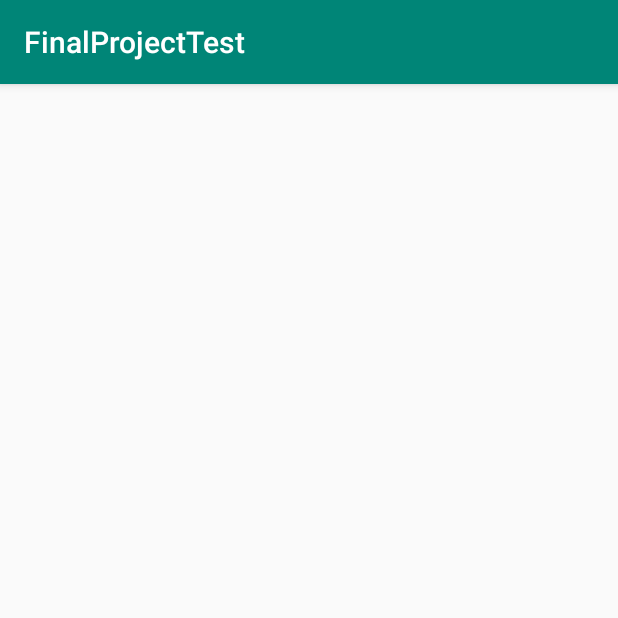
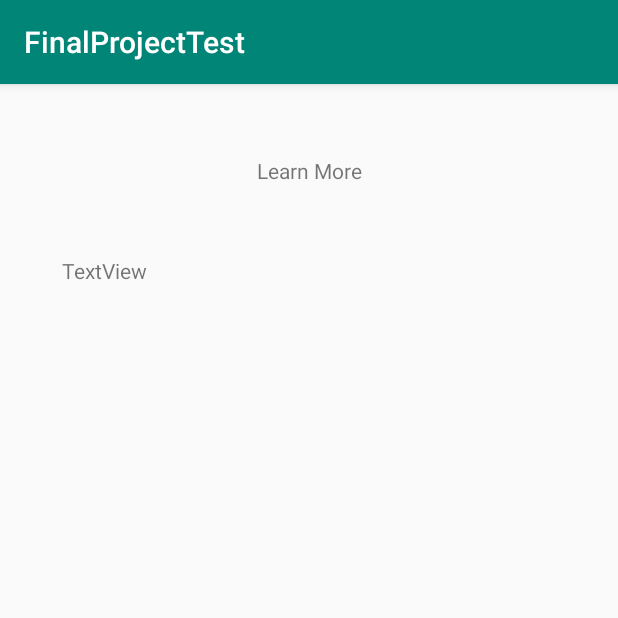
Before and after one commit to jacobv25/FinalProjectTest, an Android app: the LearnMoreListActivity screen opened directly, with no data from a screen before it, on a phone screen of 412 x 824 dp, the top half of it. Run offline under Robolectric (Android 15) with nearby library versions, the light colour scheme and no system bars.

Commit message:
Added Plant and Animal, Working on Details and List View
So I added an Animal and Plant class, also I updated the learn more activity, details, and adapter. The list view hasn't finished yet due to no DB Helper existing.

```diff
--- a/app/src/main/res/layout/activity_learn_more_list.xml
+++ b/app/src/main/res/layout/activity_learn_more_list.xml
@@ -6,10 +6,40 @@
     android:layout_height="match_parent"
     tools:context=".LearnMoreListActivity">
 
+    <TextView
+        android:id="@+id/learnMoreTitleTextView"
+        android:layout_width="wrap_content"
+        android:layout_height="wrap_content"
+        android:layout_marginStart="8dp"
+        android:layout_marginTop="8dp"
+        android:layout_marginEnd="8dp"
+        android:layout_marginBottom="8dp"
+        android:text="@string/learn_more_title_text_view"
+        app:layout_constraintBottom_toTopOf="@+id/learnMoreDescriptionView"
+        app:layout_constraintEnd_toEndOf="parent"
+        app:layout_constraintStart_toStartOf="parent"
+        app:layout_constraintTop_toTopOf="parent" />
+
+    <TextView
+        android:id="@+id/learnMoreDescriptionView"
+        android:layout_width="330dp"
+        android:layout_height="94dp"
+        android:layout_marginStart="8dp"
+        android:layout_marginEnd="8dp"
+        android:layout_marginBottom="8dp"
+        android:text="TextView"
+        app:layout_constraintBottom_toTopOf="@+id/learnMoreListView"
+        app:layout_constraintEnd_toEndOf="parent"
+        app:layout_constraintStart_toStartOf="parent" />
+
     <ListView
         android:id="@+id/learnMoreListView"
-        android:layout_width="395dp"
-        android:layout_height="715dp"
-        tools:layout_editor_absoluteX="8dp"
-        tools:layout_editor_absoluteY="8dp" />
+        android:layout_width="392dp"
+        android:layout_height="543dp"
+        android:layout_marginStart="8dp"
+        android:layout_marginEnd="8dp"
+        android:layout_marginBottom="8dp"
+        app:layout_constraintBottom_toBottomOf="parent"
+        app:layout_constraintEnd_toEndOf="parent"
+        app:layout_constraintStart_toStartOf="parent" />
 </android.support.constraint.ConstraintLayout>
--- a/app/src/main/res/values/strings.xml
+++ b/app/src/main/res/values/strings.xml
@@ -24,5 +24,8 @@
     <string name="plants">Plants</string>
     <string name="survival_tips">Survival Tips</string>
     <string name="look">Look</string>
+    <string name="details_name_text_view">Name</string>
+    <string name="details_description_text_view">Description</string>
+    <string name="learn_more_title_text_view">Learn More</string>
     />
 </resources>
```
Also changed, not shown: app/src/main/java/edu/miracosta/finalprojecttest/ActivityDetails.java (added, +52 -0 lines), app/src/main/java/edu/miracosta/finalprojecttest/LearnMoreActivity.java (+21 -0 lines), app/src/main/java/edu/miracosta/finalprojecttest/LearnMoreListAdapter.java (added, +92 -0 lines), app/src/main/java/edu/miracosta/finalprojecttest/model/Animal.java (added, +82 -0 lines), app/src/main/java/edu/miracosta/finalprojecttest/model/Plant.java (added, +82 -0 lines), app/src/main/res/layout/activity_details.xml (added, +55 -0 lines), app/src/main/res/layout/learn_more_list_item.xml (added, +38 -0 lines).
